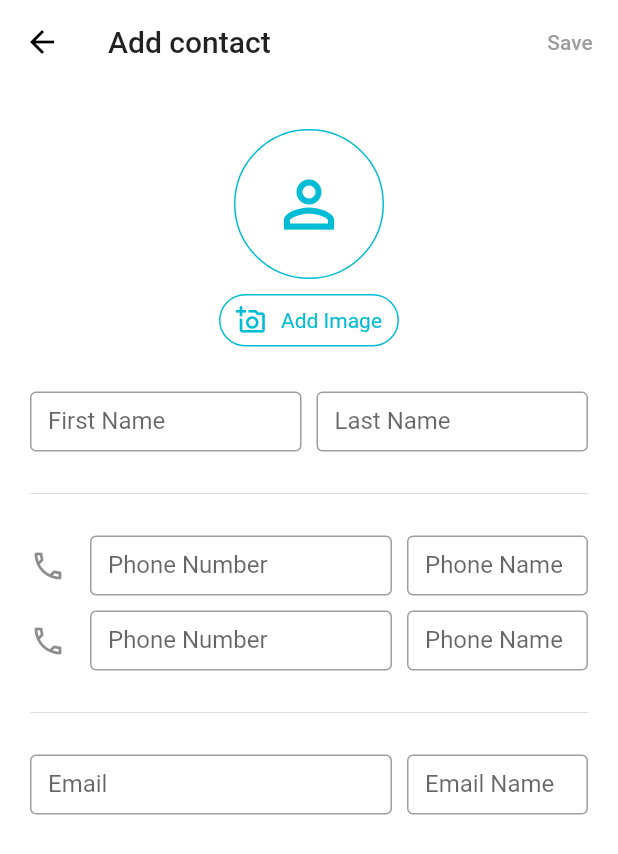
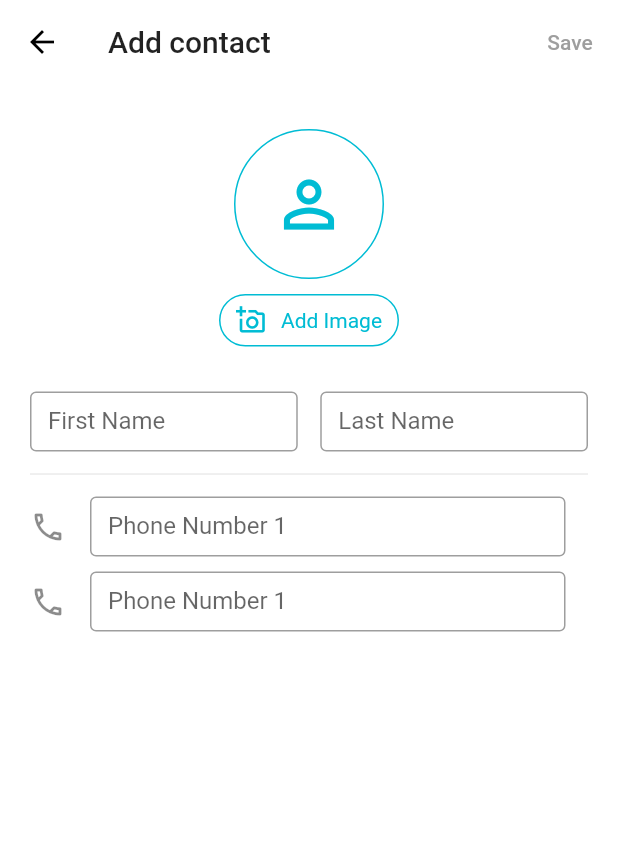
Before and after one commit to dmoreland117/Flutter-Contacts, a Flutter app: the AddContactPage screen opened directly, after a tap on "Save", on a phone screen of 412 x 824 dp. Shown: the top 854 px of the screen. Run offline on Flutter 3.47's test engine with Material 2 defaults, Android fonts, the phone set to English and light mode, and no system bars; our stand-ins replace contacts_service.

Commit message:
fixed add contact
you can now add contacts with first name and last name

```diff
--- a/lib/main.dart
+++ b/lib/main.dart
@@ -44,7 +44,6 @@ class _MainScreenState extends State<MainScreen> {
     print('Deleteed: ${contact.displayName}');
     if (Responsive.ismobil(context)) {
       Navigator.pop(context);
-      getallcontacts();
     } else {
       getallcontacts();
     }
@@ -133,6 +132,7 @@ class _MainScreenState extends State<MainScreen> {
                     addcontacttapped: () {
                       navigate(AddContactPage(
                         onbacktapped: () {
+                          getallcontacts();
                           navigate(ContactInfoPage(
                             contactinfo: currentlyselectedcontact,
                           ));
--- a/lib/pages/AddContactPage.dart
+++ b/lib/pages/AddContactPage.dart
@@ -12,6 +12,19 @@ class AddContactPage extends StatefulWidget {
 // TODO: add phone numberfields
 // TODO: add the rest lol
 class _AddContactPageState extends State<AddContactPage> {
+  TextEditingController firstname = TextEditingController();
+  TextEditingController lastname = TextEditingController();
+  TextEditingController phonenum1;
+  TextEditingController phonenum2;
+  //TextEditingController phonename1;
+  //TextEditingController phonename2;
+
+  void addcontact(String givenname, String familyname) {
+    Contact cntact = Contact(givenName: givenname, familyName: familyname);
+    ContactsService.addContact(cntact);
+    widget.onbacktapped();
+  }
+
   @override
   Widget build(BuildContext context) {
     return Scaffold(
@@ -19,6 +32,10 @@ class _AddContactPageState extends State<AddContactPage> {
         physics: BouncingScrollPhysics(parent: AlwaysScrollableScrollPhysics()),
         slivers: [
           AddContactsAppbar(
+            onsavetapped: () {
+              print(firstname.text);
+              addcontact(firstname.text, lastname.text);
+            },
             onbacktapped: widget.onbacktapped,
           ),
           SliverToBoxAdapter(
@@ -30,6 +47,7 @@ class _AddContactPageState extends State<AddContactPage> {
                   SizedBox(
                     height: 30.0,
                   ),
+                  // circle icon thing at top of screen
                   CircleIconButton(
                     icon: Icons.person_outline,
                     radious: 100.0,
@@ -40,6 +58,7 @@ class _AddContactPageState extends State<AddContactPage> {
                   SizedBox(
                     height: 10.0,
                   ),
+                  // add image button
                   RoundedIconButton(
                     width: 120.0,
                     hight: 35.0,
@@ -51,27 +70,89 @@ class _AddContactPageState extends State<AddContactPage> {
                   SizedBox(
                     height: 30.0,
                   ),
-                  NameSection(),
-                  SizedBox(
-                    height: 20,
+                  // first/lastname textfields
+                  Container(
+                    height: 40.0,
+                    child: Row(
+                      children: [
+                        Expanded(
+                            child: TextField(
+                          controller: firstname,
+                          decoration: InputDecoration(
+                              labelText: 'First Name',
+                              border: OutlineInputBorder()),
+                        )),
+                        SizedBox(
+                          width: 15,
+                        ),
+                        Expanded(
+                            child: TextField(
+                          controller: lastname,
+                          decoration: InputDecoration(
+                              labelText: 'Last Name',
+                              border: OutlineInputBorder()),
+                        )),
+                      ],
+                    ),
                   ),
-                  Divider(),
-                  SizedBox(
-                    height: 20,
+                  Divider(
+                    height: 30.0,
                   ),
-                  PhoneRow(),
+                  // phone 1
+                  Container(
+                    height: 40.0,
+                    child: Row(
+                      children: [
+                        Expanded(
+                            flex: 2,
+                            child: TextField(
+                              controller: phonenum1,
+                              decoration: InputDecoration(
+                                  icon: Icon(Icons.phone_outlined),
+                                  labelText: 'Phone Number 1',
+                                  border: OutlineInputBorder()),
+                            )),
+                        SizedBox(
+                          width: 15,
+                        ),
+                        // Expanded(
+                        //     child: TextField(
+                        //   controller: phonename1,
+                        //   decoration: InputDecoration(
+                        //       labelText: 'Name', border: OutlineInputBorder()),
+                        // )),
+                      ],
+                    ),
+                  ),
                   SizedBox(
                     height: 10.0,
                   ),
-                  PhoneRow(),
-                  SizedBox(
-                    height: 20,
+                  // phone 2
+                  Container(
+                    height: 40.0,
+                    child: Row(
+                      children: [
+                        Expanded(
+                            flex: 2,
+                            child: TextField(
+                              controller: phonenum2,
+                              decoration: InputDecoration(
+                                  icon: Icon(Icons.phone_outlined),
+                                  labelText: 'Phone Number 1',
+                                  border: OutlineInputBorder()),
+                            )),
+                        SizedBox(
+                          width: 15,
+                        ),
+                        // Expanded(
+                        //     child: TextField(
+                        //   controller: phonename2,
+                        //   decoration: InputDecoration(
+                        //       labelText: 'Name', border: OutlineInputBorder()),
+                        // )),
+                      ],
+                    ),
                   ),
-                  Divider(),
-                  SizedBox(
-                    height: 20,
-                  ),
-                  EmailRow(),
                 ],
               ),
             ),
@@ -82,104 +163,12 @@ class _AddContactPageState extends State<AddContactPage> {
   }
 }
 
-class EmailRow extends StatelessWidget {
-  const EmailRow({
-    Key key,
-  }) : super(key: key);
-
-  @override
-  Widget build(BuildContext context) {
-    return Container(
-      height: 40.0,
-      child: Row(
-        children: [
-          Expanded(
-              flex: 2,
-              child: TextField(
-                decoration: InputDecoration(
-                    labelText: 'Email', border: OutlineInputBorder()),
-              )),
-          SizedBox(
-            width: 10.0,
-          ),
-          Expanded(
-              child: TextField(
-            decoration: InputDecoration(
-                labelText: 'Email Name', border: OutlineInputBorder()),
-          )),
-        ],
-      ),
-    );
-  }
-}
-
-class PhoneRow extends StatelessWidget {
-  const PhoneRow({
-    Key key,
-  }) : super(key: key);
-
-  @override
-  Widget build(BuildContext context) {
-    return Container(
-      height: 40.0,
-      child: Row(
-        children: [
-          Expanded(
-              flex: 2,
-              child: TextField(
-                decoration: InputDecoration(
-                    icon: Icon(Icons.phone_outlined),
-                    labelText: 'Phone Number',
-                    border: OutlineInputBorder()),
-              )),
-          SizedBox(
-            width: 10.0,
-          ),
-          Expanded(
-              child: TextField(
-            decoration: InputDecoration(
-                labelText: 'Phone Name', border: OutlineInputBorder()),
-          )),
-        ],
-      ),
-    );
-  }
-}
-
-class NameSection extends StatelessWidget {
-  const NameSection({
-    Key key,
-  }) : super(key: key);
-
-  @override
-  Widget build(BuildContext context) {
-    return Container(
-      height: 40.0,
-      child: Row(
-        children: [
-          Expanded(
-              child: TextField(
-            decoration: InputDecoration(
-                labelText: 'First Name', border: OutlineInputBorder()),
-          )),
-          SizedBox(
-            width: 10.0,
-          ),
-          Expanded(
-              child: TextField(
-            decoration: InputDecoration(
-                labelText: 'Last Name', border: OutlineInputBorder()),
-          )),
-        ],
-      ),
-    );
-  }
-}
-
 class AddContactsAppbar extends StatelessWidget {
   final Function onbacktapped;
+  final Function onsavetapped;
 
-  const AddContactsAppbar({Key key, this.onbacktapped}) : super(key: key);
+  const AddContactsAppbar({Key key, this.onsavetapped, this.onbacktapped})
+      : super(key: key);
 
   @override
   Widget build(BuildContext context) {
@@ -199,9 +188,7 @@ class AddContactsAppbar extends StatelessWidget {
           : null,
       actions: [
         TextButton(
-            onPressed: () {
-              print('Not Finished yet');
-            },
+            onPressed: onsavetapped,
             child: Text(
               'Save',
               style: TextStyle(color: Colors.grey),
```
